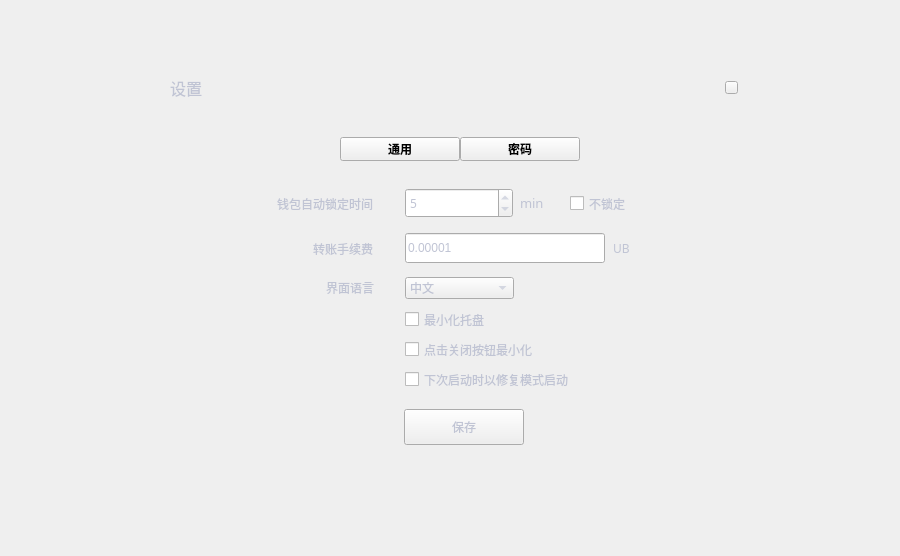
Old version of the form setdialog.ui in the repository HcashOrg/hx-indicator.
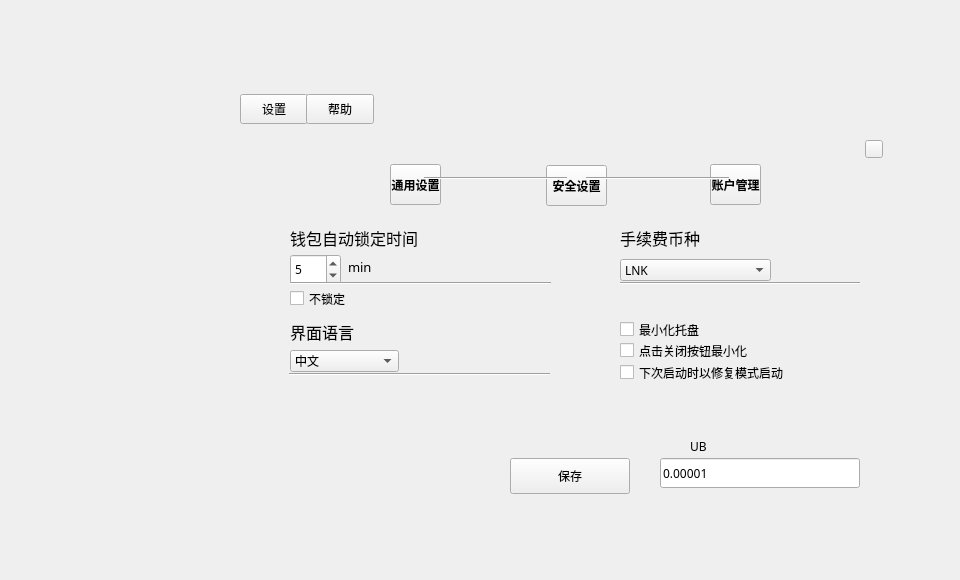
New version of the form. The open tabs and pages were chosen to show the change.

What changed in the file:
```diff
--- a/setdialog.ui
+++ b/setdialog.ui
@@ -6,8 +6,8 @@
    <rect>
     <x>0</x>
     <y>0</y>
-    <width>900</width>
-    <height>556</height>
+    <width>960</width>
+    <height>580</height>
    </rect>
   </property>
   <property name="font">
@@ -26,61 +26,70 @@
     <rect>
      <x>0</x>
      <y>0</y>
-     <width>900</width>
-     <height>556</height>
+     <width>960</width>
+     <height>580</height>
     </rect>
    </property>
-   <widget class="QWidget" name="containerWidget" native="true">
+   <widget class="QToolButton" name="toolButton_set">
     <property name="geometry">
      <rect>
-      <x>150</x>
-      <y>69</y>
-      <width>600</width>
-      <height>420</height>
+      <x>240</x>
+      <y>94</y>
+      <width>68</width>
+      <height>30</height>
      </rect>
-    </property>
-    <property name="font">
-     <font>
-      <family>微软雅黑</family>
-     </font>
-    </property>
-    <property name="styleSheet">
-     <string notr="true"/>
-    </property>
-    <widget class="QLabel" name="label">
-     <property name="geometry">
-      <rect>
-       <x>20</x>
-       <y>8</y>
-       <width>80</width>
-       <height>21</height>
-      </rect>
-     </property>
-     <property name="font">
-      <font>
-       <family>微软雅黑</family>
-       <pointsize>12</pointsize>
-       <weight>50</weight>
-       <bold>false</bold>
-      </font>
-     </property>
-     <property name="styleSheet">
-      <string notr="true">color: rgb(192,196,212);</string>
      </property>
      <property name="text">
       <string>设置</string>
      </property>
-     <property name="alignment">
-      <set>Qt::AlignLeading|Qt::AlignLeft|Qt::AlignVCenter</set>
-     </property>
-    </widget>
+   </widget>
+   <widget class="QToolButton" name="toolButton_help">
+    <property name="geometry">
+     <rect>
+      <x>306</x>
+      <y>94</y>
+      <width>68</width>
+      <height>30</height>
+     </rect>
+    </property>
+    <property name="text">
+     <string>帮助</string>
+    </property>
+   </widget>
+   <widget class="QStackedWidget" name="stackedWidget_2">
+    <property name="geometry">
+     <rect>
+      <x>240</x>
+      <y>124</y>
+      <width>680</width>
+      <height>411</height>
+     </rect>
+    </property>
+    <widget class="QWidget" name="page_set">
+     <widget class="QWidget" name="containerWidget" native="true">
+      <property name="geometry">
+       <rect>
+        <x>0</x>
+        <y>0</y>
+        <width>680</width>
+        <height>411</height>
+       </rect>
+      </property>
+      <property name="font">
+       <font>
+        <family>微软雅黑</family>
+       </font>
+      </property>
+      <property name="styleSheet">
+       <string notr="true"/>
+      </property>
     <widget class="QToolButton" name="generalBtn">
      <property name="geometry">
       <rect>
-       <x>190</x>
-       <y>68</y>
-       <width>120</width>
-       <height>24</height>
+         <x>150</x>
+         <y>40</y>
+         <width>51</width>
+         <height>41</height>
       </rect>
      </property>
      <property name="font">
@@ -97,20 +106,23 @@
       <string notr="true"/>
      </property>
      <property name="text">
-      <string>通用</string>
+        <string>通用设置</string>
+       </property>
+       <property name="toolButtonStyle">
+        <enum>Qt::ToolButtonTextUnderIcon</enum>
      </property>
     </widget>
     <widget class="QStackedWidget" name="stackedWidget">
      <property name="geometry">
       <rect>
-       <x>0</x>
-       <y>100</y>
+         <x>20</x>
+         <y>84</y>
        <width>600</width>
        <height>320</height>
       </rect>
      </property>
      <property name="styleSheet">
-      <string notr="true">color: rgb(192, 196, 212);</string>
+        <string notr="true"/>
      </property>
      <property name="currentIndex">
       <number>0</number>
@@ -119,8 +131,8 @@
       <widget class="QToolButton" name="saveBtn">
        <property name="geometry">
         <rect>
-         <x>254</x>
-         <y>240</y>
+           <x>250</x>
+           <y>250</y>
          <width>120</width>
          <height>36</height>
         </rect>
@@ -146,8 +158,8 @@
       <widget class="QLabel" name="label_2">
        <property name="geometry">
         <rect>
-         <x>92</x>
-         <y>19</y>
+           <x>30</x>
+           <y>14</y>
          <width>131</width>
          <height>31</height>
         </rect>
@@ -155,21 +167,21 @@
        <property name="font">
         <font>
          <family>微软雅黑</family>
-         <pointsize>9</pointsize>
+           <pointsize>12</pointsize>
         </font>
        </property>
        <property name="text">
         <string>钱包自动锁定时间</string>
        </property>
        <property name="alignment">
-        <set>Qt::AlignRight|Qt::AlignTrailing|Qt::AlignVCenter</set>
+          <set>Qt::AlignLeading|Qt::AlignLeft|Qt::AlignVCenter</set>
        </property>
       </widget>
       <widget class="QComboBox" name="languageComboBox">
        <property name="geometry">
         <rect>
-         <x>255</x>
-         <y>108</y>
+           <x>30</x>
+           <y>142</y>
          <width>109</width>
          <height>22</height>
         </rect>
@@ -199,8 +211,8 @@
       <widget class="QCheckBox" name="nolockCheckBox">
        <property name="geometry">
         <rect>
-         <x>420</x>
-         <y>24</y>
+           <x>30</x>
+           <y>80</y>
          <width>101</width>
          <height>21</height>
         </rect>
@@ -224,10 +236,10 @@
       <widget class="QSpinBox" name="lockTimeSpinBox">
        <property name="geometry">
         <rect>
-         <x>255</x>
-         <y>19</y>
-         <width>108</width>
-         <height>30</height>
+           <x>30</x>
+           <y>46</y>
+           <width>51</width>
+           <height>31</height>
         </rect>
        </property>
        <property name="font">
@@ -257,8 +269,8 @@
       <widget class="QLabel" name="label_6">
        <property name="geometry">
         <rect>
-         <x>123</x>
-         <y>109</y>
+           <x>30</x>
+           <y>114</y>
          <width>101</width>
          <height>20</height>
         </rect>
@@ -266,21 +278,21 @@
        <property name="font">
         <font>
          <family>微软雅黑</family>
-         <pointsize>9</pointsize>
+           <pointsize>12</pointsize>
         </font>
        </property>
        <property name="text">
         <string>界面语言</string>
        </property>
        <property name="alignment">
-        <set>Qt::AlignRight|Qt::AlignTrailing|Qt::AlignVCenter</set>
+          <set>Qt::AlignLeading|Qt::AlignLeft|Qt::AlignVCenter</set>
        </property>
       </widget>
       <widget class="QLabel" name="label_3">
        <property name="geometry">
         <rect>
-         <x>370</x>
-         <y>26</y>
+           <x>88</x>
+           <y>51</y>
          <width>31</width>
          <height>16</height>
         </rect>
@@ -298,8 +310,8 @@
       <widget class="QCheckBox" name="minimizeCheckBox">
        <property name="geometry">
         <rect>
-         <x>255</x>
-         <y>140</y>
+           <x>360</x>
+           <y>111</y>
          <width>171</width>
          <height>21</height>
         </rect>
@@ -323,8 +335,8 @@
       <widget class="QCheckBox" name="closeCheckBox">
        <property name="geometry">
         <rect>
-         <x>255</x>
-         <y>170</y>
+           <x>360</x>
+           <y>132</y>
          <width>211</width>
          <height>21</height>
         </rect>
@@ -348,8 +360,8 @@
       <widget class="QCheckBox" name="resyncCheckBox">
        <property name="geometry">
         <rect>
-         <x>255</x>
-         <y>200</y>
+           <x>360</x>
+           <y>154</y>
          <width>211</width>
          <height>21</height>
         </rect>
@@ -373,8 +385,8 @@
       <widget class="QLabel" name="label_4">
        <property name="geometry">
         <rect>
-         <x>92</x>
-         <y>64</y>
+           <x>360</x>
+           <y>14</y>
          <width>131</width>
          <height>31</height>
         </rect>
@@ -382,21 +394,21 @@
        <property name="font">
         <font>
          <family>微软雅黑</family>
-         <pointsize>9</pointsize>
+           <pointsize>12</pointsize>
         </font>
        </property>
        <property name="text">
-        <string>转账手续费</string>
+          <string>手续费币种</string>
        </property>
        <property name="alignment">
-        <set>Qt::AlignRight|Qt::AlignTrailing|Qt::AlignVCenter</set>
+          <set>Qt::AlignLeading|Qt::AlignLeft|Qt::AlignVCenter</set>
        </property>
       </widget>
       <widget class="QLabel" name="unitLabel2">
        <property name="geometry">
         <rect>
-         <x>463</x>
-         <y>71</y>
+           <x>430</x>
+           <y>230</y>
          <width>150</width>
          <height>16</height>
         </rect>
@@ -416,8 +428,8 @@
       <widget class="QLineEdit" name="feeLineEdit">
        <property name="geometry">
         <rect>
-         <x>255</x>
-         <y>64</y>
+           <x>400</x>
+           <y>250</y>
          <width>200</width>
          <height>30</height>
         </rect>
@@ -438,6 +450,70 @@
         <bool>false</bool>
        </property>
       </widget>
+        <widget class="Line" name="line_3">
+         <property name="geometry">
+          <rect>
+           <x>30</x>
+           <y>67</y>
+           <width>261</width>
+           <height>16</height>
+          </rect>
+         </property>
+         <property name="orientation">
+          <enum>Qt::Horizontal</enum>
+         </property>
+        </widget>
+        <widget class="Line" name="line_4">
+         <property name="geometry">
+          <rect>
+           <x>29</x>
+           <y>158</y>
+           <width>261</width>
+           <height>16</height>
+          </rect>
+         </property>
+         <property name="orientation">
+          <enum>Qt::Horizontal</enum>
+         </property>
+        </widget>
+        <widget class="QComboBox" name="comboBox_fee">
+         <property name="geometry">
+          <rect>
+           <x>360</x>
+           <y>51</y>
+           <width>151</width>
+           <height>22</height>
+          </rect>
+         </property>
+         <item>
+          <property name="text">
+           <string>LNK</string>
+          </property>
+         </item>
+         <item>
+          <property name="text">
+           <string>BTC</string>
+          </property>
+         </item>
+         <item>
+          <property name="text">
+           <string>LTC</string>
+          </property>
+         </item>
+        </widget>
+        <widget class="Line" name="line_5">
+         <property name="geometry">
+          <rect>
+           <x>360</x>
+           <y>67</y>
+           <width>261</width>
+           <height>16</height>
+          </rect>
+         </property>
+         <property name="orientation">
+          <enum>Qt::Horizontal</enum>
+         </property>
+        </widget>
      </widget>
      <widget class="QWidget" name="page_2">
       <widget class="QLineEdit" name="newPwdLineEdit">
@@ -642,15 +718,72 @@
         <enum>QLineEdit::Password</enum>
        </property>
       </widget>
+        <widget class="QLabel" name="label">
+         <property name="geometry">
+          <rect>
+           <x>40</x>
+           <y>10</y>
+           <width>131</width>
+           <height>31</height>
+          </rect>
+         </property>
+         <property name="font">
+          <font>
+           <pointsize>14</pointsize>
+          </font>
+         </property>
+         <property name="text">
+          <string>修改钱包密码</string>
+         </property>
+        </widget>
+        <widget class="Line" name="line_6">
+         <property name="geometry">
+          <rect>
+           <x>40</x>
+           <y>91</y>
+           <width>291</width>
+           <height>16</height>
+          </rect>
+         </property>
+         <property name="orientation">
+          <enum>Qt::Horizontal</enum>
+         </property>
+        </widget>
+        <widget class="Line" name="line_7">
+         <property name="geometry">
+          <rect>
+           <x>40</x>
+           <y>158</y>
+           <width>291</width>
+           <height>16</height>
+          </rect>
+         </property>
+         <property name="orientation">
+          <enum>Qt::Horizontal</enum>
+         </property>
+        </widget>
+        <widget class="Line" name="line_8">
+         <property name="geometry">
+          <rect>
+           <x>40</x>
+           <y>220</y>
+           <width>291</width>
+           <height>16</height>
+          </rect>
+         </property>
+         <property name="orientation">
+          <enum>Qt::Horizontal</enum>
+         </property>
+        </widget>
      </widget>
     </widget>
     <widget class="QToolButton" name="safeBtn">
      <property name="geometry">
       <rect>
-       <x>310</x>
-       <y>68</y>
-       <width>120</width>
-       <height>24</height>
+         <x>306</x>
+         <y>41</y>
+         <width>61</width>
+         <height>41</height>
       </rect>
      </property>
      <property name="font">
@@ -666,16 +799,19 @@
       <string notr="true"/>
      </property>
      <property name="text">
-      <string>密码</string>
+        <string>安全设置</string>
+       </property>
+       <property name="toolButtonStyle">
+        <enum>Qt::ToolButtonTextUnderIcon</enum>
      </property>
     </widget>
     <widget class="QToolButton" name="closeBtn">
      <property name="geometry">
       <rect>
-       <x>575</x>
-       <y>12</y>
-       <width>13</width>
-       <height>13</height>
+         <x>625</x>
+         <y>16</y>
+         <width>18</width>
+         <height>18</height>
       </rect>
      </property>
      <property name="cursor">
@@ -688,6 +824,63 @@
       <string/>
      </property>
     </widget>
+      <widget class="QToolButton" name="accountBtn">
+       <property name="geometry">
+        <rect>
+         <x>470</x>
+         <y>40</y>
+         <width>51</width>
+         <height>41</height>
+        </rect>
+       </property>
+       <property name="font">
+        <font>
+         <weight>75</weight>
+         <bold>true</bold>
+        </font>
+       </property>
+       <property name="cursor">
+        <cursorShape>PointingHandCursor</cursorShape>
+       </property>
+       <property name="styleSheet">
+        <string notr="true"/>
+       </property>
+       <property name="text">
+        <string>账户管理</string>
+       </property>
+       <property name="toolButtonStyle">
+        <enum>Qt::ToolButtonTextUnderIcon</enum>
+       </property>
+      </widget>
+      <widget class="Line" name="line">
+       <property name="geometry">
+        <rect>
+         <x>184</x>
+         <y>46</y>
+         <width>143</width>
+         <height>16</height>
+        </rect>
+       </property>
+       <property name="orientation">
+        <enum>Qt::Horizontal</enum>
+       </property>
+      </widget>
+      <widget class="Line" name="line_2">
+       <property name="geometry">
+        <rect>
+         <x>346</x>
+         <y>46</y>
+         <width>143</width>
+         <height>16</height>
+        </rect>
+       </property>
+       <property name="orientation">
+        <enum>Qt::Horizontal</enum>
+       </property>
+      </widget>
+     </widget>
+    </widget>
+    <widget class="QWidget" name="page_help"/>
    </widget>
   </widget>
  </widget>
```
Left out of the diff: 55 changed lines with no effect on the pictures. Lines whose indentation alone changed are shown as unchanged.
